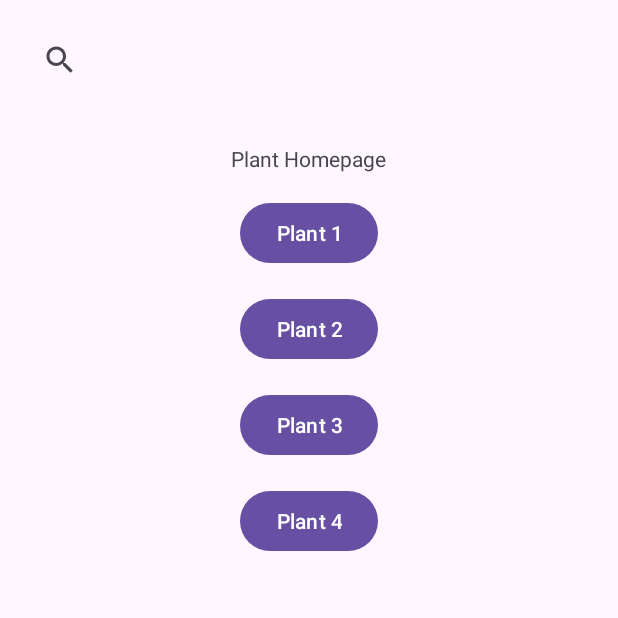
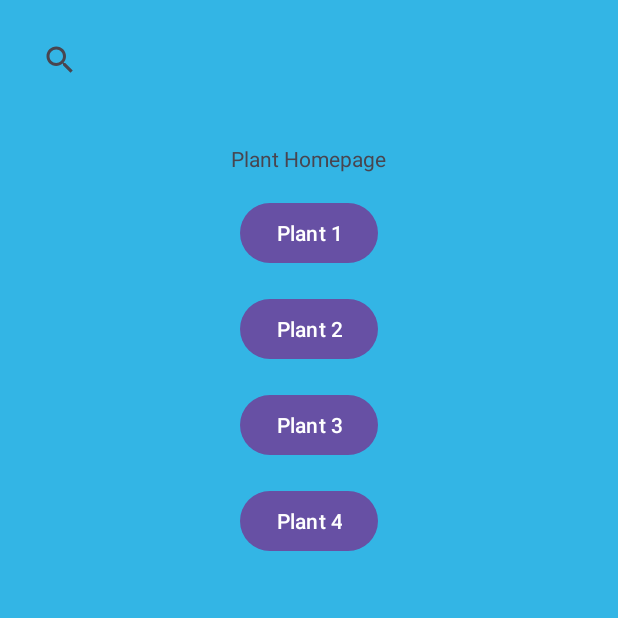
Before and after one commit to Mvargas64/Mobile-Computing---Project01, an Android app: the screen it shows after launch (MainActivity), on a phone screen of 412 x 824 dp, the top half of it. Run offline under Robolectric (Android 15) with nearby library versions, the phone set to English and light mode, and no system bars.

Commit message:
new background color

```diff
--- a/app/src/main/res/layout/activity_main.xml
+++ b/app/src/main/res/layout/activity_main.xml
@@ -1,34 +1,46 @@
 <?xml version="1.0" encoding="utf-8"?>
 <RelativeLayout xmlns:android="http://schemas.android.com/apk/res/android"
+    xmlns:app="http://schemas.android.com/apk/res-auto"
     xmlns:tools="http://schemas.android.com/tools"
     android:layout_width="match_parent"
     android:layout_height="match_parent"
+    android:background="@color/white"
     tools:context=".MainActivity">
+
+    <ImageView
+        android:id="@+id/imageView11"
+        android:layout_width="match_parent"
+        android:layout_height="match_parent"
+        android:fitsSystemWindows="true"
+        android:visibility="visible"
+        app:srcCompat="@android:color/holo_blue_light" />
 
     <SearchView
         android:id="@+id/searchView"
         android:layout_width="match_parent"
         android:layout_height="wrap_content"
         android:layout_margin="16dp"
-        android:queryHint="Search here"/>
+        android:queryHint="Search here" >
+
+    </SearchView>
 
     <TextView
         android:id="@+id/textView"
-        android:layout_below="@id/searchView"
         android:layout_width="wrap_content"
         android:layout_height="wrap_content"
-        android:text="Plant Homepage"
+        android:layout_below="@id/searchView"
+        android:layout_centerHorizontal="true"
         android:layout_marginTop="16dp"
-        android:layout_centerHorizontal="true"/>
+        android:text="Plant Homepage" />
 
     <Button
         android:id="@+id/Plant1BTN"
-        android:layout_below="@id/textView"
         android:layout_width="wrap_content"
         android:layout_height="wrap_content"
-        android:text="Plant 1"
+        android:layout_below="@id/textView"
+        android:layout_centerHorizontal="true"
         android:layout_marginTop="16dp"
-        android:layout_centerHorizontal="true"/>
+        android:text="Plant 1" />
 
     <Button
         android:id="@+id/Plant2BTN"
@@ -42,20 +54,20 @@
 
     <Button
         android:id="@+id/button3"
-        android:layout_below="@id/Plant2BTN"
         android:layout_width="wrap_content"
         android:layout_height="wrap_content"
-        android:text="Plant 3"
+        android:layout_below="@id/Plant2BTN"
+        android:layout_centerHorizontal="true"
         android:layout_marginTop="16dp"
-        android:layout_centerHorizontal="true"/>
+        android:text="Plant 3" />
 
     <Button
         android:id="@+id/button4"
-        android:layout_below="@id/button3"
         android:layout_width="wrap_content"
         android:layout_height="wrap_content"
-        android:text="Plant 4"
+        android:layout_below="@id/button3"
+        android:layout_centerHorizontal="true"
         android:layout_marginTop="16dp"
-        android:layout_centerHorizontal="true"/>
+        android:text="Plant 4" />
 
 </RelativeLayout>
--- a/app/src/main/res/layout/activity_plant1.xml
+++ b/app/src/main/res/layout/activity_plant1.xml
@@ -2,6 +2,7 @@
 <LinearLayout xmlns:android="http://schemas.android.com/apk/res/android"
     android:layout_width="match_parent"
     android:layout_height="wrap_content"
+    android:background="@android:color/holo_blue_light"
     android:orientation="vertical">
 
     <TextView
@@ -19,7 +20,7 @@
         android:layout_height="wrap_content"
         android:layout_alignParentEnd="true"
         android:layout_gravity="right"
-        android:text="Play" />
+        android:text="Enter" />
 
 
 </LinearLayout>
--- a/app/src/main/res/layout/activity_plant_details.xml
+++ b/app/src/main/res/layout/activity_plant_details.xml
@@ -1,7 +1,8 @@
 <?xml version="1.0" encoding="utf-8"?>
 <RelativeLayout xmlns:android="http://schemas.android.com/apk/res/android"
     android:layout_width="match_parent"
-    android:layout_height="match_parent">
+    android:layout_height="match_parent"
+    android:background="@android:color/holo_blue_light">
 
     <LinearLayout
         android:layout_width="match_parent"
--- a/app/src/main/res/layout/activity_plant_list.xml
+++ b/app/src/main/res/layout/activity_plant_list.xml
@@ -4,6 +4,7 @@
     xmlns:tools="http://schemas.android.com/tools"
     android:layout_width="match_parent"
     android:layout_height="match_parent"
+    android:background="@android:color/holo_blue_light"
     tools:context=".PlantList">
 
     <ScrollView
--- /dev/null
+++ b/app/src/main/res/mipmap-anydpi-v26/main_bcg.xml
@@ -0,0 +1,5 @@
+<?xml version="1.0" encoding="utf-8"?>
+<adaptive-icon xmlns:android="http://schemas.android.com/apk/res/android">
+    <background android:drawable="@drawable/main_bcg_background"/>
+    <foreground android:drawable="@mipmap/main_bcg_foreground"/>
+</adaptive-icon>
```
Also changed, not shown: app/src/main/java/com/example/plantidentificationapp/PlantModel.java (+9 -0 lines), app/src/main/res/drawable/main_bcg_background.xml (added, +73 -0 lines), app/src/main/main_bcg-playstore.png (added), app/src/main/res/mipmap-hdpi/main_bcg.png (added), app/src/main/res/mipmap-hdpi/main_bcg_foreground.webp (added), app/src/main/res/mipmap-mdpi/main_bcg.png (added), app/src/main/res/mipmap-mdpi/main_bcg_foreground.webp (added), app/src/main/res/mipmap-xhdpi/main_bcg.png (added), app/src/main/res/mipmap-xhdpi/main_bcg_foreground.webp (added), app/src/main/res/mipmap-xxhdpi/main_bcg.png (added), app/src/main/res/mipmap-xxhdpi/main_bcg_foreground.webp (added), app/src/main/res/mipmap-xxxhdpi/main_bcg.png (added), app/src/main/res/mipmap-xxxhdpi/main_bcg_foreground.webp (added).
